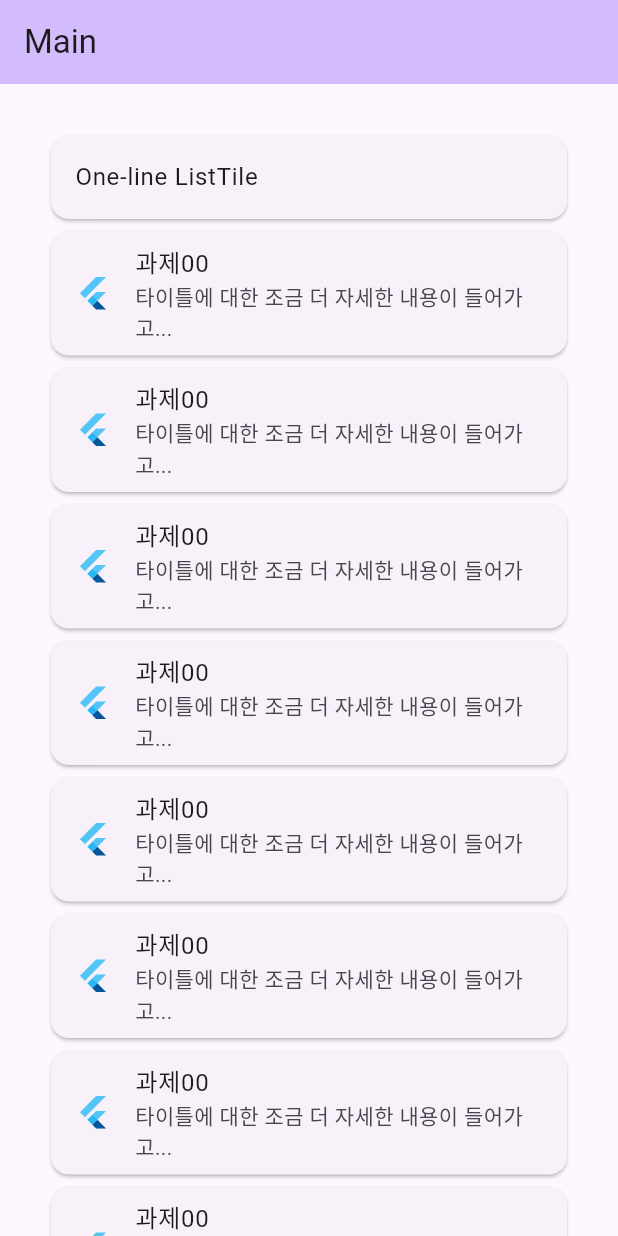
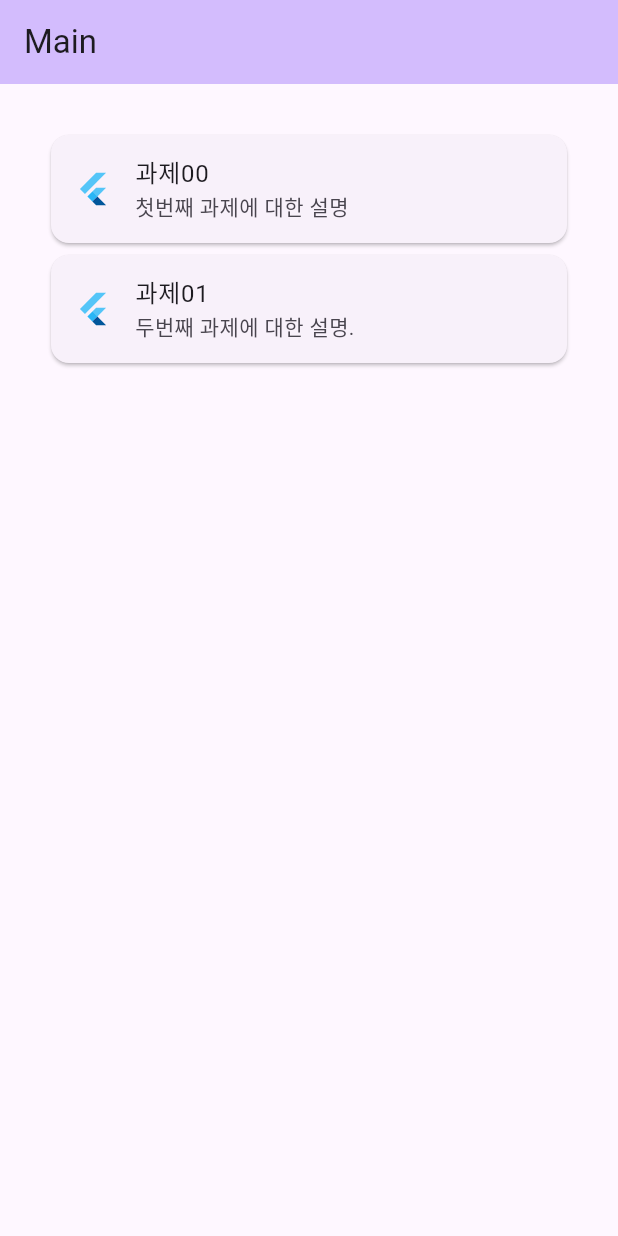
Before and after one commit to junselee42/flutter_study, a Flutter app: the screen it shows after launch, on a phone screen of 412 x 824 dp. Run offline on Flutter 3.47's test engine with Material 2 defaults, Android fonts, the phone set to English and light mode, and no system bars.

Commit message:
chore: add files - 과제별 페이지 분리해서 작성할건데, 두번째 페이지 만듬 - 테스트했던 불필요한 위젯은 삭제함 - 텍스트 내용 일부 수정

```diff
--- a/lib/main.dart
+++ b/lib/main.dart
@@ -54,14 +54,9 @@ class _MyHomePageState extends State<MyHomePage> {
         children: [
           Card(
             child: ListTile(
-              title: Text('One-line ListTile'),
-            ),
-          ),
-          Card(
-            child: ListTile(
               leading: FlutterLogo(),
               title: Text('과제00'),
-              subtitle: Text('타이틀에 대한 조금 더 자세한 내용이 들어가고...'),
+              subtitle: Text('첫번째 과제에 대한 설명'),
               hoverColor: Colors.purple,
               onTap: (){
                 Navigator.of(context).pushNamed('/first');
@@ -71,99 +66,11 @@ class _MyHomePageState extends State<MyHomePage> {
           Card(
             child: ListTile(
               leading: FlutterLogo(),
-              title: Text('과제00'),
-              subtitle: Text('타이틀에 대한 조금 더 자세한 내용이 들어가고...'),
+              title: Text('과제01'),
+              subtitle: Text('두번째 과제에 대한 설명.'),
               hoverColor: Colors.purple,
               onTap: (){
-                Navigator.of(context).pushNamed('/first');
-              },
-            ),
-          ),
-          Card(
-            child: ListTile(
-              leading: FlutterLogo(),
-              title: Text('과제00'),
-              subtitle: Text('타이틀에 대한 조금 더 자세한 내용이 들어가고...'),
-              hoverColor: Colors.purple,
-              onTap: (){
-                Navigator.of(context).pushNamed('/first');
-              },
-            ),
-          ),
-          Card(
-            child: ListTile(
-              leading: FlutterLogo(),
-              title: Text('과제00'),
-              subtitle: Text('타이틀에 대한 조금 더 자세한 내용이 들어가고...'),
-              hoverColor: Colors.purple,
-              onTap: (){
-                Navigator.of(context).pushNamed('/first');
-              },
-            ),
-          ),
-          Card(
-            child: ListTile(
-              leading: FlutterLogo(),
-              title: Text('과제00'),
-              subtitle: Text('타이틀에 대한 조금 더 자세한 내용이 들어가고...'),
-              hoverColor: Colors.purple,
-              onTap: (){
-                Navigator.of(context).pushNamed('/first');
-              },
-            ),
-          ),
-          Card(
-            child: ListTile(
-              leading: FlutterLogo(),
-              title: Text('과제00'),
-              subtitle: Text('타이틀에 대한 조금 더 자세한 내용이 들어가고...'),
-              hoverColor: Colors.purple,
-              onTap: (){
-                Navigator.of(context).pushNamed('/first');
-              },
-            ),
-          ),
-          Card(
-            child: ListTile(
-              leading: FlutterLogo(),
-              title: Text('과제00'),
-              subtitle: Text('타이틀에 대한 조금 더 자세한 내용이 들어가고...'),
-              hoverColor: Colors.purple,
-              onTap: (){
-                Navigator.of(context).pushNamed('/first');
-              },
-            ),
-          ),
-          Card(
-            child: ListTile(
-              leading: FlutterLogo(),
-              title: Text('과제00'),
-              subtitle: Text('타이틀에 대한 조금 더 자세한 내용이 들어가고...'),
-              hoverColor: Colors.purple,
-              onTap: (){
-                Navigator.of(context).pushNamed('/first');
-              },
-            ),
-          ),
-          Card(
-            child: ListTile(
-              leading: FlutterLogo(),
-              title: Text('과제00'),
-              subtitle: Text('타이틀에 대한 조금 더 자세한 내용이 들어가고...'),
-              hoverColor: Colors.purple,
-              onTap: (){
-                Navigator.of(context).pushNamed('/first');
-              },
-            ),
-          ),
-          Card(
-            child: ListTile(
-              leading: FlutterLogo(),
-              title: Text('과제00'),
-              subtitle: Text('타이틀에 대한 조금 더 자세한 내용이 들어가고...'),
-              hoverColor: Colors.purple,
-              onTap: (){
-                Navigator.of(context).pushNamed('/first');
+                Navigator.of(context).pushNamed('/second');
               },
             ),
           ),
--- a/lib/router/router.dart
+++ b/lib/router/router.dart
@@ -1,9 +1,10 @@
 import 'package:flutter/material.dart';
 import 'package:flutter00/main.dart';
 import 'package:flutter00/router/pages/one.dart';
+import 'package:flutter00/router/pages/two.dart';
 
 final routes = {
   '/': (BuildContext context) => const MyHomePage(title: "Main"),
   '/first': (BuildContext context) => const OnePage(),
-  '/second': (BuildContext context) => const OnePage(),
+  '/second': (BuildContext context) => const TwoPage(),
 };
```
Also changed, not shown: lib/router/pages/two.dart (added, +17 -0 lines).
